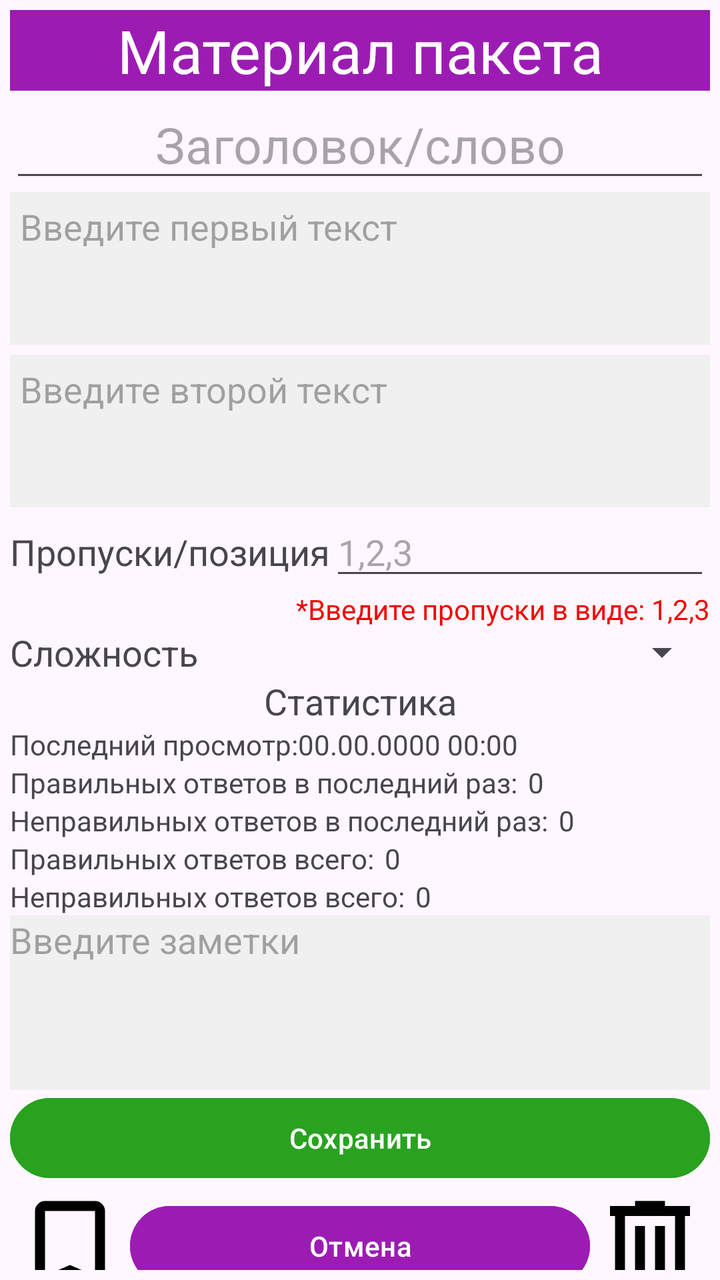
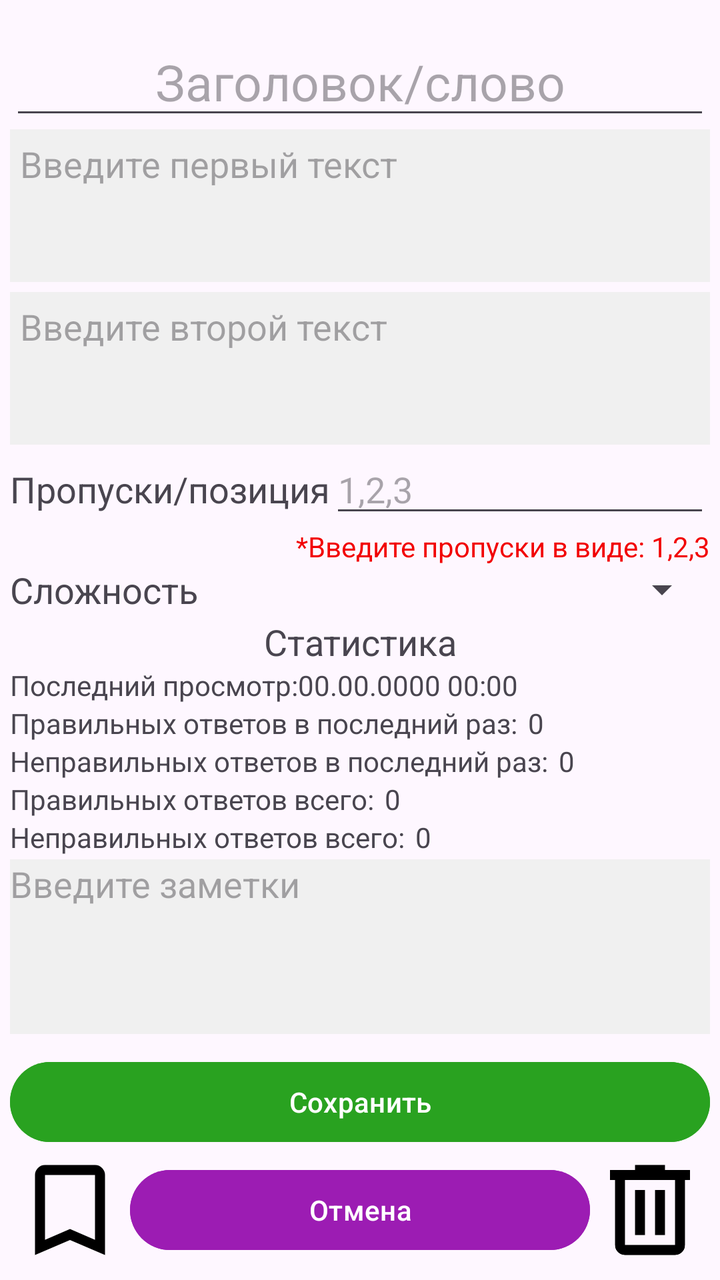

Before-and-after screenshots of an Android layout around one commit, followed by the original layout XML and the change that was made.
<!-- AndroidManifest.xml: application theme Theme.FGLearning -->
<!-- res/layout/fragment_view_package_item.xml -->
<?xml version="1.0" encoding="utf-8"?>
<layout xmlns:android="http://schemas.android.com/apk/res/android"
    xmlns:tools="http://schemas.android.com/tools"
    xmlns:app="http://schemas.android.com/apk/res-auto">
    <FrameLayout
        android:layout_width="match_parent"
        android:layout_height="match_parent"
        tools:context=".ViewPackageItemFragment">

        <androidx.constraintlayout.widget.ConstraintLayout
            android:layout_width="match_parent"
            android:layout_height="match_parent">
            <LinearLayout
                android:layout_width="match_parent"
                android:layout_height="match_parent"
                android:orientation="vertical"
                android:padding="5dp">
                <TextView
                    android:layout_width="match_parent"
                    android:layout_height="wrap_content"
                    android:background="@color/purple"
                    android:textColor="@color/white"
                    android:text="Материал пакета"
                    android:gravity="center"
                    android:textSize="30sp"/>
                <Space
                    android:layout_weight="1"
                    android:layout_width="match_parent"
                    android:layout_height="0dp" />

                <EditText
                    android:id="@+id/contentEditText"
                    android:layout_width="match_parent"
                    android:layout_height="wrap_content"
                    android:textSize="25dp"
                    android:maxLength="15"
                    android:hint="Заголовок/слово"
                    android:gravity="center"/>
                <EditText
                    android:id="@+id/firstEditText"
                    android:padding="5dp"
                    android:layout_width="match_parent"
                    android:layout_height="wrap_content"
                    android:minLines="3"
                    android:maxLines="3"
                    android:background="#F0F0F0"
                    android:gravity="top"
                    android:inputType="textMultiLine|textCapSentences"
                    android:scrollbars="vertical"
                    android:maxLength="100"
                    android:hint="Введите первый текст" />
                <EditText
                    android:id="@+id/secondEditText"
                    android:layout_marginTop="5dp"
                    android:padding="5dp"
                    android:layout_width="match_parent"
                    android:layout_height="wrap_content"
                    android:minLines="3"
                    android:maxLines="3"
                    android:background="#F0F0F0"
                    android:gravity="top"
                    android:inputType="textMultiLine|textCapSentences"
                    android:scrollbars="vertical"
                    android:maxLength="100"
                    android:hint="Введите второй текст" />

                
                <LinearLayout
                    android:id="@+id/positions"
                    android:layout_width="match_parent"
                    android:layout_height="wrap_content"
                    android:orientation="vertical">
                    <LinearLayout
                        android:layout_width="match_parent"
                        android:layout_height="wrap_content"
                        android:orientation="horizontal">
                        <TextView
                            android:id="@+id/positionsHeaderText"
                            android:layout_width="wrap_content"
                            android:layout_height="wrap_content"
                            android:text="Пропуски/позиция"
                            android:textSize="18sp"/>
                        <EditText
                            android:id="@+id/positionsEditText"
                            android:layout_width="match_parent"
                            android:layout_height="wrap_content"
                            android:digits="0123456789,"
                            android:maxLength="100"
                            android:hint="1,2,3"
                            android:text="" />
                        
                    </LinearLayout>
                    <TextView
                        android:id="@+id/positionsHintText"
                        android:layout_width="match_parent"
                        android:layout_height="wrap_content"
                        android:textColor="@color/red"
                        android:gravity="end"
                        android:text="*Введите пропуски в виде: 1,2,3" />
                </LinearLayout>

                
                <LinearLayout
                    android:layout_width="match_parent"
                    android:layout_height="wrap_content"
                    android:orientation="vertical">
                    <LinearLayout
                        android:layout_width="match_parent"
                        android:layout_height="wrap_content"
                        android:orientation="horizontal">
                        <TextView
                            android:layout_width="wrap_content"
                            android:layout_height="wrap_content"
                            android:text="Сложность"
                            android:textSize="18sp"/>

                        <Spinner
                            android:id="@+id/difficultySpinner"
                            android:layout_width="match_parent"
                            android:layout_height="wrap_content"/>










                    </LinearLayout>
                    
                </LinearLayout>

                <Space
                    android:layout_weight="0.2"
                    android:layout_width="match_parent"
                    android:layout_height="wrap_content" />

            <LinearLayout
                android:id="@+id/stats"
                android:layout_width="match_parent"
                android:layout_height="wrap_content"
                android:orientation="vertical">
                <TextView
                    android:layout_width="match_parent"
                    android:layout_height="wrap_content"
                    android:gravity="center"
                    android:textSize="18sp"
                    android:text="Статистика" />
                <LinearLayout
                    android:layout_width="match_parent"
                    android:layout_height="wrap_content"
                    android:orientation="horizontal">
                    <TextView
                        android:layout_width="wrap_content"
                        android:layout_height="wrap_content"
                        android:text="Последний просмотр:" />
                    <TextView
                        android:id="@+id/lastViewText"
                        android:layout_width="wrap_content"
                        android:layout_height="wrap_content"
                        android:text="00.00.0000 00:00" />
                    
                </LinearLayout>




                <LinearLayout
                    android:layout_width="match_parent"
                    android:layout_height="wrap_content"
                    android:orientation="horizontal">
                    <TextView
                        android:layout_width="wrap_content"
                        android:layout_height="wrap_content"
                        android:text="Правильных ответов в последний раз:" />
                    <TextView
                        android:id="@+id/lastCorrectAnsCountText"
                        android:layout_marginStart="5dp"
                        android:layout_width="wrap_content"
                        android:layout_height="wrap_content"
                        android:text="0" />
                </LinearLayout>
                <LinearLayout
                    android:layout_width="match_parent"
                    android:layout_height="wrap_content"
                    android:orientation="horizontal">
                    <TextView
                        android:layout_width="wrap_content"
                        android:layout_height="wrap_content"
                        android:text="Неправильных ответов в последний раз:" />
                    <TextView
                        android:id="@+id/lastIncorrectAnsCountText"
                        android:layout_marginStart="5dp"
                        android:layout_width="wrap_content"
                        android:layout_height="wrap_content"
                        android:text="0" />
                    
                </LinearLayout>
                <LinearLayout
                    android:layout_width="match_parent"
                    android:layout_height="wrap_content"
                    android:orientation="horizontal">
                    <TextView
                        android:layout_width="wrap_content"
                        android:layout_height="wrap_content"
                        android:text="Правильных ответов всего:" />
                    <TextView
                        android:id="@+id/totalCorrectAnsCountText"
                        android:layout_marginStart="5dp"
                        android:layout_width="wrap_content"
                        android:layout_height="wrap_content"
                        android:text="0" />
                    
                </LinearLayout>
                <LinearLayout
                    android:layout_width="match_parent"
                    android:layout_height="wrap_content"
                    android:orientation="horizontal">
                    <TextView
                        android:layout_width="wrap_content"
                        android:layout_height="wrap_content"
                        android:text="Неправильных ответов всего:" />
                    <TextView
                        android:id="@+id/totalIncorrectAnsCountText"
                        android:layout_marginStart="5dp"
                        android:layout_width="wrap_content"
                        android:layout_height="wrap_content"
                        android:text="0" />
                    
                </LinearLayout>
            </LinearLayout>

                <Space
                    android:layout_weight="0.2"
                    android:layout_width="match_parent"
                    android:layout_height="0dp" />

                <EditText
                    android:id="@+id/notesEditText"
                    android:layout_width="match_parent"
                    android:layout_height="wrap_content"
                    android:minLines="4"
                    android:maxLines="4"
                    android:background="#F0F0F0"
                    android:gravity="top"
                    android:maxLength="100"
                    android:inputType="textMultiLine|textCapSentences"
                    android:scrollbars="vertical"
                    android:hint="Введите заметки"/>

                <Space
                    android:layout_weight="1"
                    android:layout_width="match_parent"
                    android:layout_height="0dp" />

                <Button
                    android:id="@+id/save_button"
                    android:layout_width="match_parent"
                    android:layout_height="wrap_content"
                    android:layout_gravity="center_vertical"
                    android:backgroundTint="#29A220"
                    android:text="Сохранить" />
                
                <LinearLayout
                    android:layout_width="match_parent"
                    android:layout_height="wrap_content">
                    <ImageView
                        android:id="@+id/mark_button"
                        android:layout_width="60dp"
                        android:layout_height="60dp"
                        android:src="@drawable/bookmark" />
                    <Button
                        android:id="@+id/back_button"
                        android:layout_width="wrap_content"
                        android:layout_height="wrap_content"
                        android:layout_weight="1"
                        android:layout_gravity="center_vertical"
                        android:backgroundTint="@color/purple"
                        android:text="Отмена" />
                    <ImageView
                        android:id="@+id/delete_button"
                        android:layout_width="60dp"
                        android:layout_height="60dp"
                        android:src="@drawable/delete" />
                </LinearLayout>


            </LinearLayout>



        </androidx.constraintlayout.widget.ConstraintLayout>

    </FrameLayout>
</layout>
<!-- resources referenced by this layout -->
<resources>
  <color name="purple">#9C1CB3</color>
  <color name="red">#F20000</color>
  <color name="white">#FFFFFFFF</color>
  <!-- drawable bookmark (drawable) -->
  <vector xmlns:android="http://schemas.android.com/apk/res/android" android:height="24dp" android:tint="#000000" android:viewportHeight="960" android:viewportWidth="960" android:width="24dp">
        
      <path android:fillColor="@android:color/white" android:pathData="M200,840L200,200Q200,167 223.5,143.5Q247,120 280,120L680,120Q713,120 736.5,143.5Q760,167 760,200L760,840L480,720L200,840ZM280,718L480,632L680,718L680,200Q680,200 680,200Q680,200 680,200L280,200Q280,200 280,200Q280,200 280,200L280,718ZM280,200L280,200Q280,200 280,200Q280,200 280,200L680,200Q680,200 680,200Q680,200 680,200L680,200L480,200L280,200Z"/>
      
  </vector>
  <!-- drawable delete (drawable) -->
  <vector xmlns:android="http://schemas.android.com/apk/res/android" android:height="24dp" android:tint="#000000" android:viewportHeight="960" android:viewportWidth="960" android:width="24dp">
        
      <path android:fillColor="@android:color/white" android:pathData="M280,840Q247,840 223.5,816.5Q200,793 200,760L200,240L160,240L160,160L360,160L360,120L600,120L600,160L800,160L800,240L760,240L760,760Q760,793 736.5,816.5Q713,840 680,840L280,840ZM680,240L280,240L280,760Q280,760 280,760Q280,760 280,760L680,760Q680,760 680,760Q680,760 680,760L680,240ZM360,680L440,680L440,320L360,320L360,680ZM520,680L600,680L600,320L520,320L520,680ZM280,240L280,240L280,760Q280,760 280,760Q280,760 280,760L280,760Q280,760 280,760Q280,760 280,760L280,240Z"/>
      
  </vector>
  <style name="Theme.FGLearning" parent="Base.Theme.FGLearning">
      </style>
  <style name="Base.Theme.FGLearning" parent="Theme.Material3.DayNight.NoActionBar">
          <item name="colorPrimary">#fff</item>
      </style>
</resources>

<!-- the commit's change to res/layout/fragment_view_package_item.xml (unified diff, before → after) -->
@@ -15,14 +15,14 @@
                 android:layout_height="match_parent"
                 android:orientation="vertical"
                 android:padding="5dp">
-                <TextView
-                    android:layout_width="match_parent"
-                    android:layout_height="wrap_content"
-                    android:background="@color/purple"
-                    android:textColor="@color/white"
-                    android:text="Материал пакета"
-                    android:gravity="center"
-                    android:textSize="30sp"/>
+
+
+
+
+
+
+
+
                 <Space
                     android:layout_weight="1"
                     android:layout_width="match_parent"
<!-- resource entries referenced after the edit -->
@@ -2,7 +2,6 @@
 <resources>
   <color name="purple">#9C1CB3</color>
   <color name="red">#F20000</color>
-  <color name="white">#FFFFFFFF</color>
   <!-- drawable bookmark (drawable) -->
   <vector xmlns:android="http://schemas.android.com/apk/res/android" android:height="24dp" android:tint="#000000" android:viewportHeight="960" android:viewportWidth="960" android:width="24dp">
         
@@ -18,7 +17,7 @@
   <style name="Theme.FGLearning" parent="Base.Theme.FGLearning">
       </style>
   <style name="Base.Theme.FGLearning" parent="Theme.Material3.DayNight.NoActionBar">
-          <item name="colorPrimary">#fff</item>
+          <item name="colorPrimary">@color/purple</item>
       </style>
 </resources>
 
